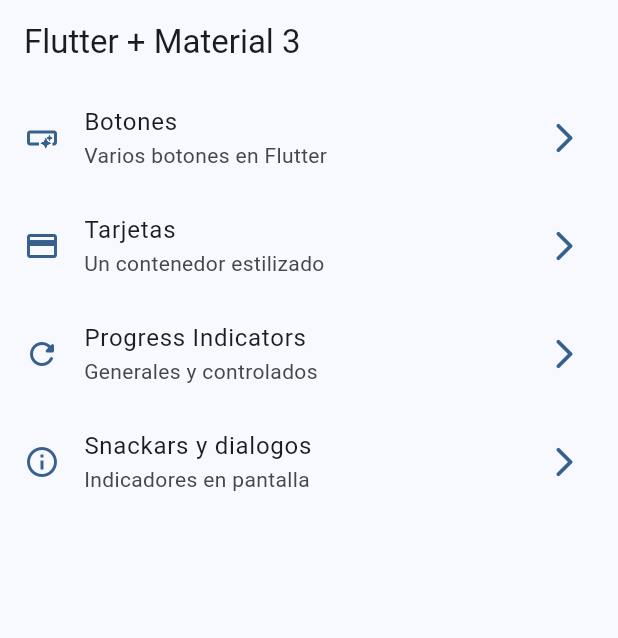
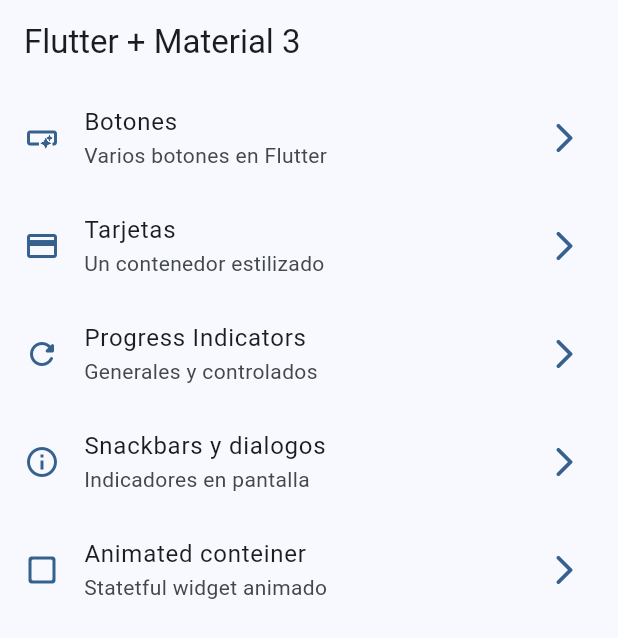
Before and after one commit to ismaelIt365/Widgets_App, a Flutter app: the screen it shows after launch, on a phone screen of 412 x 824 dp. Shown: the top 638 px of the screen. Run offline on Flutter 3.47's test engine with Material 2 defaults, Android fonts, the phone set to English and light mode, and no system bars; our stand-ins replace go_router.

Commit message:
animated container terminado

```diff
--- a/lib/config/menu/menu_items.dart
+++ b/lib/config/menu/menu_items.dart
@@ -36,10 +36,17 @@ const appMenuItems = <MenuItem>[
     ),
 
     MenuItem(
-    title: 'Snackars y dialogos',
+    title: 'Snackbars y dialogos',
     subTitle: 'Indicadores en pantalla',
     link: '/snackbars',
     icon: Icons.info_outline
     ),
 
+    MenuItem(
+    title: 'Animated conteiner',
+    subTitle: 'Statetful widget animado',
+    link: '/animated',
+    icon: Icons.check_box_outline_blank_rounded
+    ),
+
 ];
--- a/lib/config/router/app_router.dart
+++ b/lib/config/router/app_router.dart
@@ -35,5 +35,11 @@ final approuter = GoRouter(
       name: SnackbarScreen.name,
       builder: (context, state) => const SnackbarScreen(),
     ),
+
+     GoRoute(
+      path: '/animated',
+      name: AnimatedScreen.name,
+      builder: (context, state) => const AnimatedScreen(),
+    ),
   ],
 );
```
Also changed, not shown: lib/presentation/screens/animated/animated_screen.dart (+47 -2 lines).
